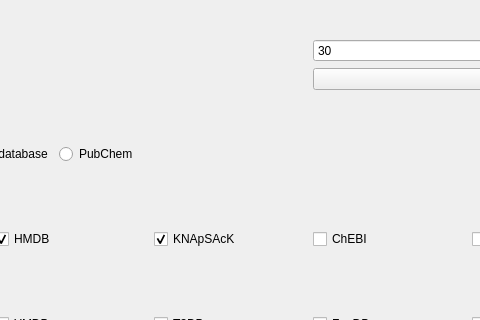
Old version of the form ui/parameter.ui in the repository hcji/DeepMASS2_GUI; both pictures show x 175 to 655 and y 0 to 320 of the 970 by 688 pixel window.
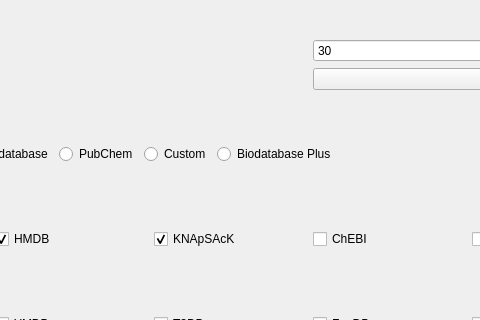
New version of the form.

The edit to the form file:
```diff
--- a/ui/parameter.ui
+++ b/ui/parameter.ui
@@ -156,6 +156,26 @@
          </attribute>
         </widget>
        </item>
+       <item>
+        <widget class="QRadioButton" name="radioButton_3">
+         <property name="text">
+          <string>Custom</string>
+         </property>
+         <attribute name="buttonGroup">
+          <string notr="true">buttonGroup</string>
+         </attribute>
+        </widget>
+       </item>
+       <item>
+        <widget class="QRadioButton" name="radioButton_4">
+         <property name="text">
+          <string>Biodatabase Plus</string>
+         </property>
+         <attribute name="buttonGroup">
+          <string notr="true">buttonGroup</string>
+         </attribute>
+        </widget>
+       </item>
        <item>
         <spacer name="horizontalSpacer">
          <property name="orientation">
```
Left out of the diff: 30 changed lines with no effect on the pictures.
